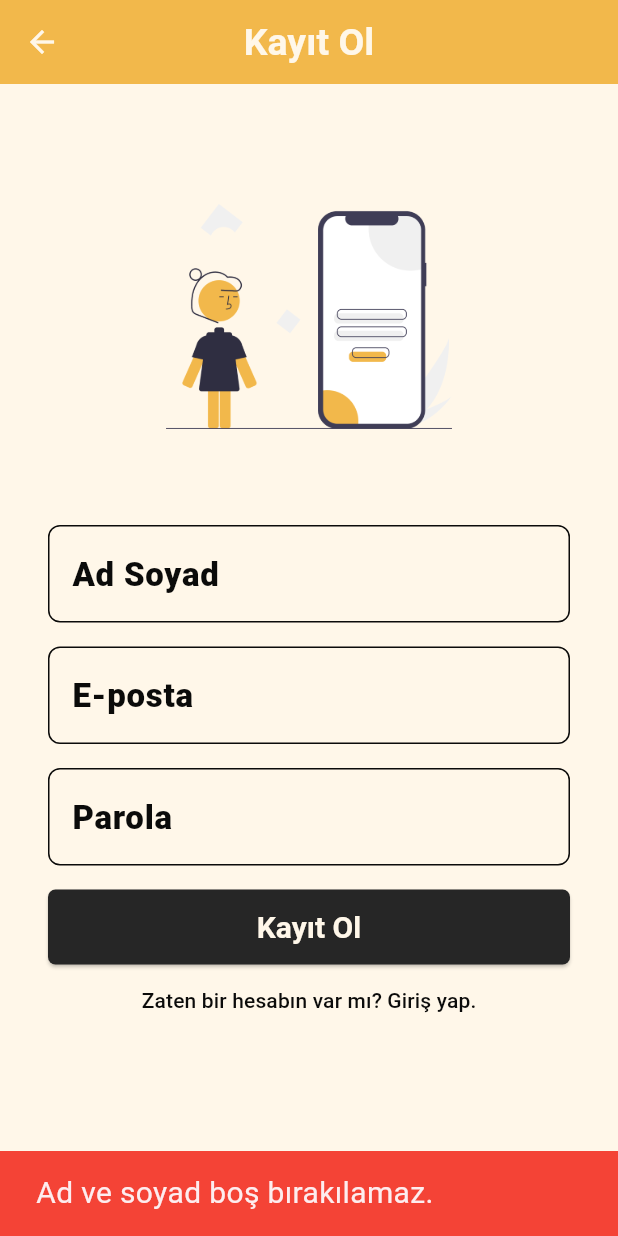
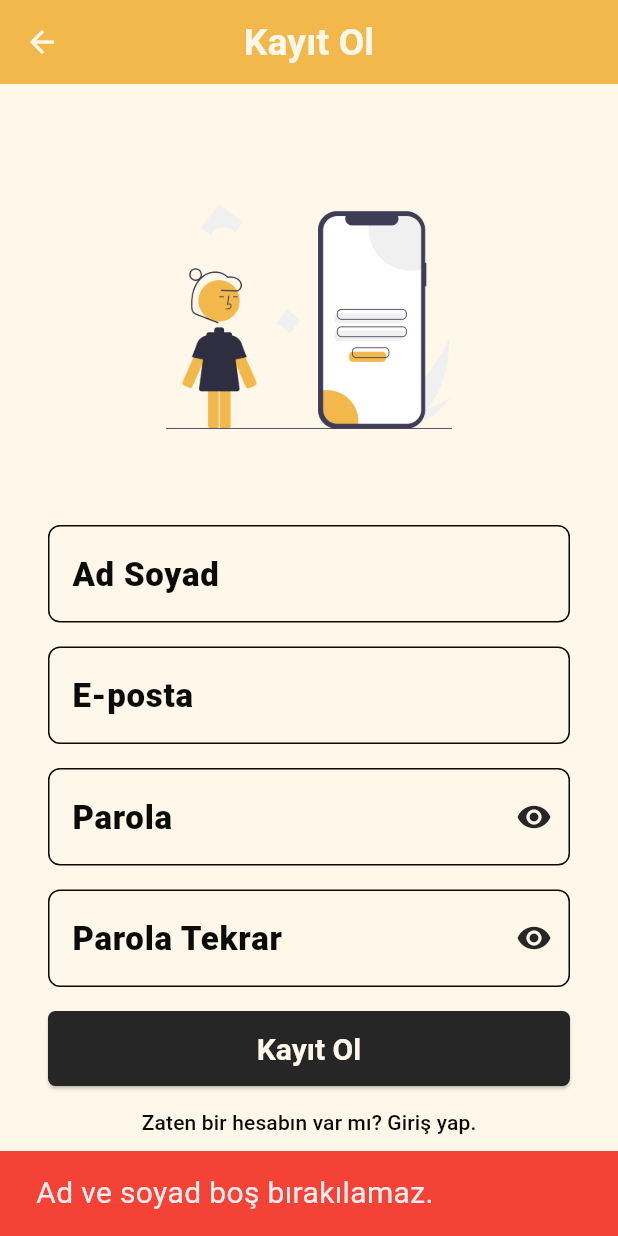
Before and after one commit to OzgurBoruzanci/Gidelim_App, a Flutter app: the RegisterScreen screen opened directly, after a tap on "Kayıt Ol", on a phone screen of 412 x 824 dp. Run offline on Flutter 3.47's test engine with Material 3 defaults, Android fonts, the light colour scheme and no system bars; our stand-ins replace cloud_firestore, firebase_auth, firebase_core, fluttertoast, loading_animation_widget; accounts and stored records are empty.

Commit message:
Strengthened password accuracy when registering. Added button for password visibility. And some usability improvements have been made.

```diff
--- a/bootcamp91/lib/product/project_texts.dart
+++ b/bootcamp91/lib/product/project_texts.dart
@@ -11,6 +11,7 @@ class ProjectTexts {
   final String name_surname = 'Ad Soyad';
   final String email = 'E-posta';
   final String password = 'Parola';
+  final String passwordAgain = 'Parola Tekrar';
   final String register = 'Kayıt Ol';
   final String registerTextButton = 'Zaten bir hesabın var mı? Giriş yap.';
   final String loginTextButton = 'Hesabın yok mu? Kayıt ol.';
--- a/bootcamp91/lib/services/auth_service.dart
+++ b/bootcamp91/lib/services/auth_service.dart
@@ -70,6 +70,7 @@ class AuthService {
   Future<void> register({
     required String email,
     required String password,
+    required String passwordAgain,
     required String displayName,
     required BuildContext context,
   }) async {
@@ -78,8 +79,17 @@ class AuthService {
       _showSnackBar(context, 'Ad ve soyad boş bırakılamaz.', Colors.red);
       return;
     }
+    if (email.isEmpty) {
+      _showSnackBar(context, 'E-posta boş bırakılamaz.', Colors.red);
+      return;
+    }
     if (password.isEmpty) {
       _showSnackBar(context, 'Parola boş bırakılamaz.', Colors.red);
+      return;
+    }
+    if (password != passwordAgain) {
+      _showSnackBar(
+          context, 'Parolalar uyuşmuyor, kontrol ediniz.', Colors.red);
       return;
     }
 
--- a/bootcamp91/lib/view/regsiter_screen.dart
+++ b/bootcamp91/lib/view/regsiter_screen.dart
@@ -1,7 +1,9 @@
+import 'package:bootcamp91/product/project_colors.dart';
 import 'package:bootcamp91/services/auth_service.dart';
 import 'package:bootcamp91/product/project_texts.dart';
 import 'package:bootcamp91/view/login_screen.dart';
 import 'package:flutter/material.dart';
+import 'package:flutter/services.dart';
 
 class RegisterScreen extends StatefulWidget {
   const RegisterScreen({super.key});
@@ -13,15 +15,21 @@ class RegisterScreen extends StatefulWidget {
 class _RegisterScreenState extends State<RegisterScreen> {
   final TextEditingController _emailController = TextEditingController();
   final TextEditingController _passwordController = TextEditingController();
+  final TextEditingController _passwordAgainController =
+      TextEditingController();
   final TextEditingController _namedController = TextEditingController();
 
   final AuthService _authService = AuthService(); // AuthService objesi
+
+  bool _passwordVisible = false;
+  bool _passwordAgainVisible = false;
 
   void _register() {
     //Servis ile kayıt işlemi metodu.
     _authService.register(
       email: _emailController.text,
       password: _passwordController.text,
+      passwordAgain: _passwordAgainController.text,
       displayName: _namedController.text,
       context: context,
     );
@@ -57,6 +65,22 @@ class _RegisterScreenState extends State<RegisterScreen> {
                         labelText: ProjectTexts().name_surname,
                       ),
                       keyboardType: TextInputType.name,
+                      inputFormatters: [
+                        TextInputFormatter.withFunction(
+                          (oldValue, newValue) {
+                            String newText = newValue.text.toLowerCase();
+                            newText = newText.replaceAllMapped(
+                                RegExp(r'(^\w)|(\s\w)'), (Match match) {
+                              return match.group(0)!.toUpperCase();
+                            });
+                            return newValue.copyWith(
+                                text: newText,
+                                selection: TextSelection(
+                                    baseOffset: newText.length,
+                                    extentOffset: newText.length));
+                          },
+                        ),
+                      ],
                     ),
                     const SizedBox(height: 16),
                     TextField(
@@ -71,8 +95,46 @@ class _RegisterScreenState extends State<RegisterScreen> {
                       controller: _passwordController,
                       decoration: InputDecoration(
                         labelText: ProjectTexts().password,
+                        suffixIcon: IconButton(
+                          icon: Icon(
+                            _passwordVisible
+                                ? Icons.visibility_off
+                                : Icons.visibility,
+                            color: _passwordVisible
+                                ? ProjectColors.project_yellow
+                                : ProjectColors.buttonColor,
+                          ),
+                          onPressed: () {
+                            setState(() {
+                              _passwordVisible = !_passwordVisible;
+                            });
+                          },
+                        ),
                       ),
-                      obscureText: true,
+                      obscureText: !_passwordVisible,
+                    ),
+                    const SizedBox(height: 16),
+                    TextField(
+                      controller: _passwordAgainController,
+                      decoration: InputDecoration(
+                        labelText: ProjectTexts().passwordAgain,
+                        suffixIcon: IconButton(
+                          icon: Icon(
+                            _passwordAgainVisible
+                                ? Icons.visibility_off
+                                : Icons.visibility,
+                            color: _passwordAgainVisible
+                                ? ProjectColors.project_yellow
+                                : ProjectColors.buttonColor,
+                          ),
+                          onPressed: () {
+                            setState(() {
+                              _passwordAgainVisible = !_passwordAgainVisible;
+                            });
+                          },
+                        ),
+                      ),
+                      obscureText: !_passwordAgainVisible,
                     ),
                     const SizedBox(height: 16),
                     ElevatedButton(
--- a/bootcamp91/lib/view/user_favorites_screen.dart
+++ b/bootcamp91/lib/view/user_favorites_screen.dart
@@ -49,6 +49,7 @@ class _UserFavoritesScreenState extends State<UserFavoritesScreen> {
     return Scaffold(
       appBar: AppBar(
         title: Text('Favori Kafelerim'),
+        automaticallyImplyLeading: false,
         actions: [
           PopupMenuButton<String>(
             onSelected: (value) {
```
Also changed, not shown: bootcamp91/lib/view/login_screen.dart (+18 -1 lines).
